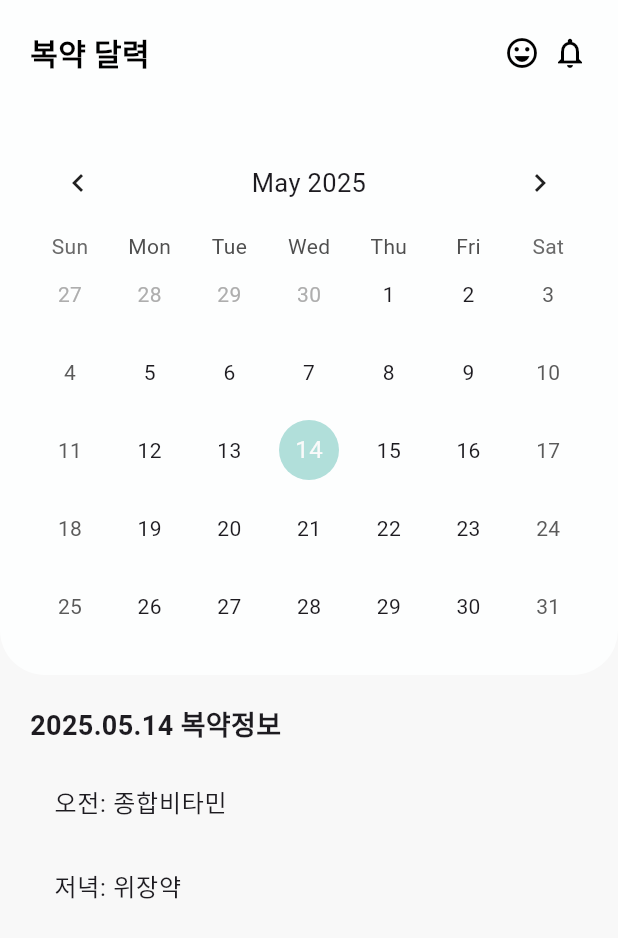
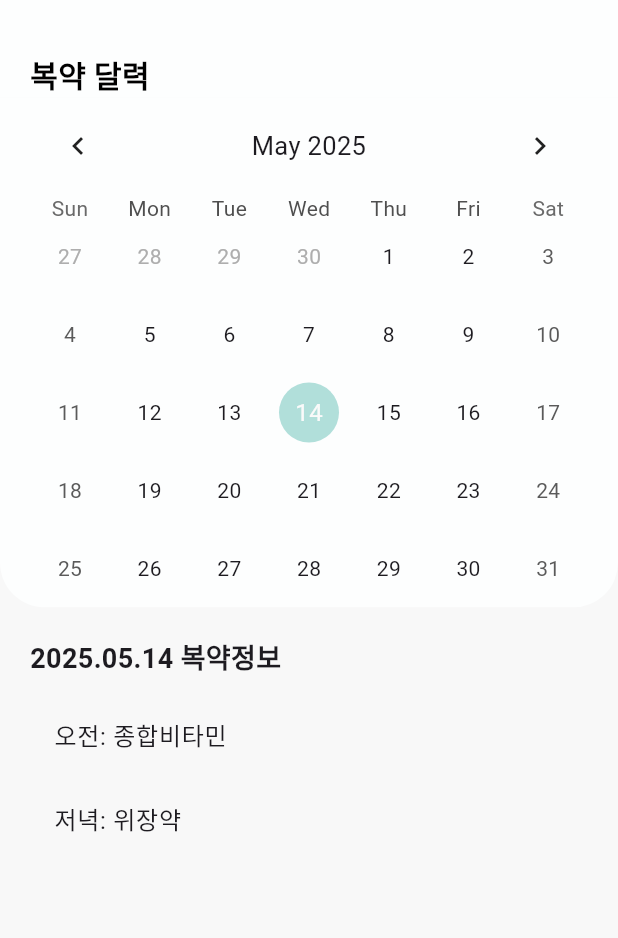
Before and after one commit to gimyw/capstone, a Flutter app: the CalendarPage screen opened directly with empty values, on a phone screen of 412 x 824 dp. Shown: the top 938 px of the screen. Run offline on Flutter 3.47's test engine with Material 3 defaults, Android fonts, the phone set to English and light mode, and no system bars; drawn by our look-alikes of table_calendar; our stand-ins replace flutter_local_notifications, permission_handler, sqflite; missing offline and left inert: android_alarm_manager_plus; accounts and stored records are empty; Roboto replaces fonts that are missing (Pretendard).

Commit message:
최신버전

```diff
--- a/lib/main.dart
+++ b/lib/main.dart
@@ -791,10 +791,19 @@ class _MainPageState extends State<MainPage> {
             children: [
             Text('오늘의 복약 정보',
             style: TextStyle(fontSize: 18, fontWeight: FontWeight.bold)),
-                  SizedBox(height: 15),
+            SizedBox(height: 10),
+            Expanded(
+            child: SingleChildScrollView(
+            child: Column(
+            crossAxisAlignment: CrossAxisAlignment.start,
+            children: [
             ..._buildMealSection('MORNING', '🌅 아침'),
             ..._buildMealSection('LUNCH', '🌞 점심'),
             ..._buildMealSection('DINNER', '🌙 저녁'),
+                ],
+              ),
+            ),
+          ),
         ],
       ),
     ),
@@ -908,24 +917,14 @@ class _CalendarPageState extends State<CalendarPage> {
         children: [
           Container(
             color: Color(0xFFFDFEFE),
-            padding: EdgeInsets.all(20),
+            padding: EdgeInsets.only(top: 35, bottom: 0, left: 20, right: 20),
             child: Row(
               mainAxisAlignment: MainAxisAlignment.spaceBetween,
               children: [
                 Text(
                   '복약 달력',
                   style: TextStyle(
-                    fontSize: 20,
-                    color: Colors.black,
-                    fontWeight: FontWeight.bold,
-                  ),
-                ),
-                Row(
-                  children: [
-                    Icon(Icons.emoji_emotions_outlined, color: Colors.black),
-                    SizedBox(width: 8),
-                    Icon(Icons.notifications_none, color: Colors.black),
-                  ],
+                    fontSize: 20, color: Colors.black, fontWeight: FontWeight.bold,),
                 ),
               ],
             ),
@@ -935,7 +934,7 @@ class _CalendarPageState extends State<CalendarPage> {
               color: Color(0xFFFDFEFE),
               borderRadius: BorderRadius.vertical(bottom: Radius.circular(30)),
             ),
-            padding: EdgeInsets.symmetric(horizontal: 20, vertical: 20),
+            padding: EdgeInsets.symmetric(horizontal: 20, vertical: 0),
             child: TableCalendar(
               firstDay: DateTime(2020),
               lastDay: DateTime(2030),
@@ -1037,6 +1036,7 @@ class _PillPageState extends State<PillPage> {
       appBar: AppBar(
         // AppBar 추가 (선택적)
         title: Text('복약 목록'),
+        automaticallyImplyLeading: false,
         backgroundColor: Color(0xFFFDFEFE),
         elevation: 0, // 그림자 제거
         titleTextStyle: TextStyle(
```
Also changed, not shown: lib/add_alarm_page.dart (+69 -7 lines). Lines whose indentation alone changed are shown as unchanged.
